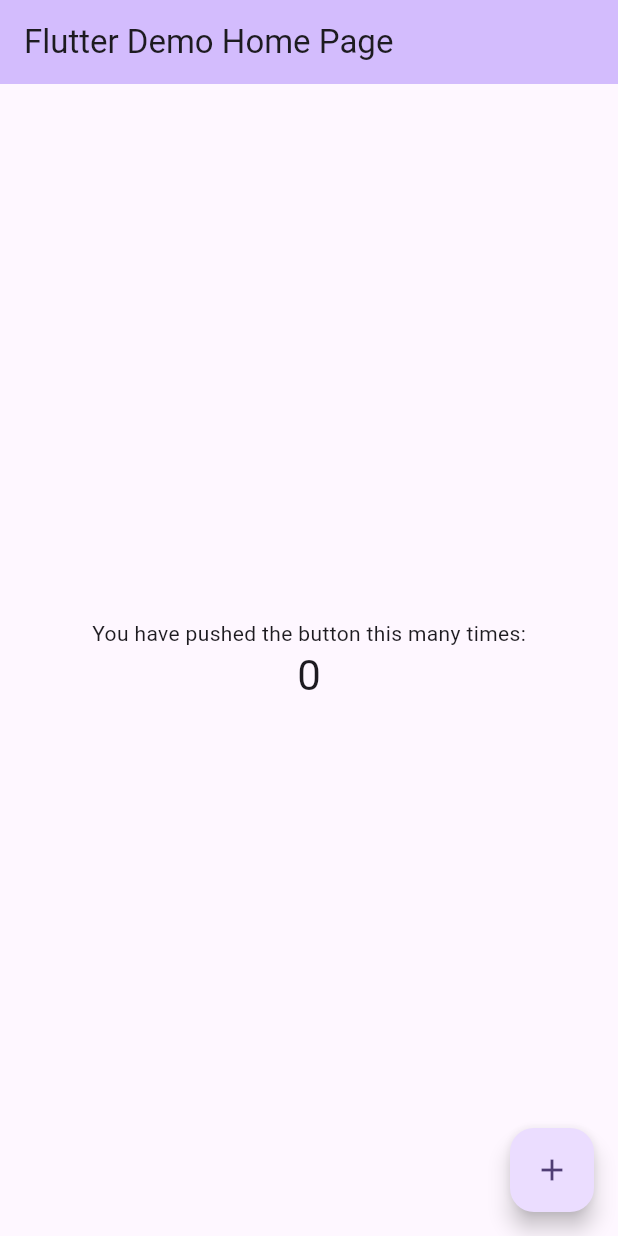
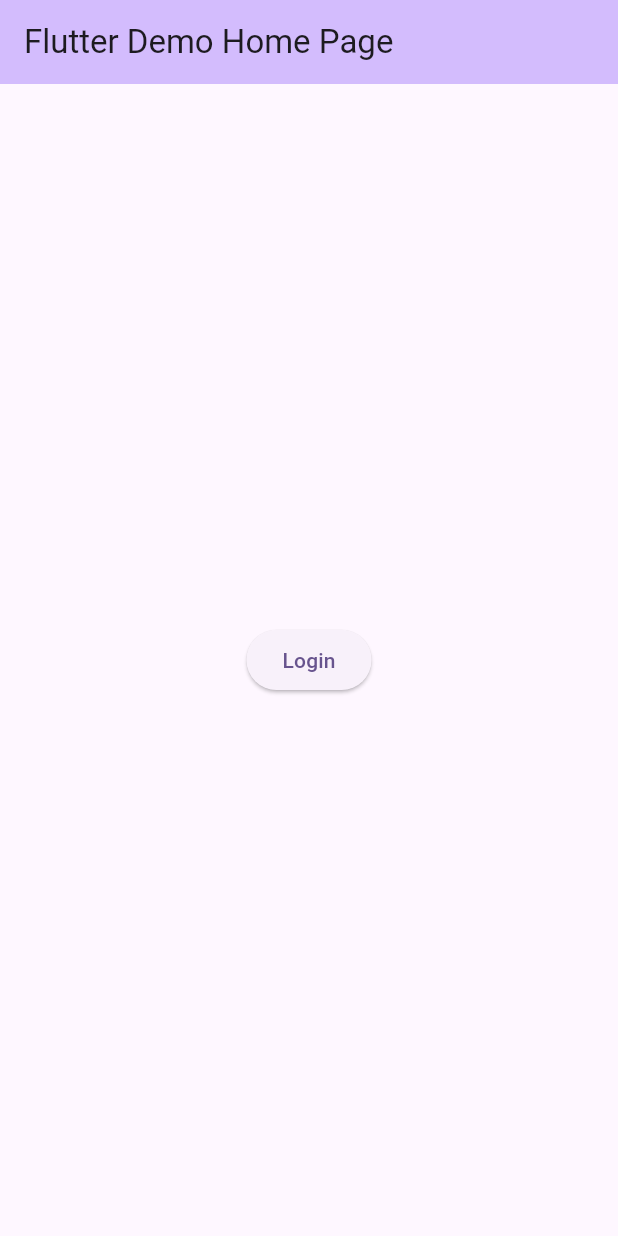
Before and after one commit to Nexever-Dev/nexever_social_auth, a Flutter app: the screen it shows after launch, on a phone screen of 412 x 824 dp. Run offline on Flutter 3.47's test engine with Material 3 defaults, Android fonts, the phone set to English and light mode, and no system bars; our stand-ins replace firebase_auth, google_sign_in, sign_in_with_apple; missing offline and left inert: flutter_facebook_auth; accounts and stored records are empty.

Commit message:
example added

```diff
--- a/example/lib/main.dart
+++ b/example/lib/main.dart
@@ -1,4 +1,33 @@
 import 'package:flutter/material.dart';
+import 'package:nexever_social_auth/nexever_social_auth.dart';
+import 'package:nexever_social_auth/social_login_functions/functions/apple_login.dart';
+import 'package:nexever_social_auth/social_login_functions/functions/facebook_login.dart';
+import 'package:nexever_social_auth/social_login_functions/functions/google_login.dart';
+import 'package:nexever_social_auth/social_login_functions/state/login_states.dart';
+
+class Authcontroller implements LoginState {
+  @override
+  void error(error) {
+    // TODO: implement error
+  }
+
+  @override
+  void success(UserCredential creds, String loginType) {
+    // TODO: implement success
+  }
+
+  googleLogin() {
+    LoginManager(loginMethod: GoogleLogin(), loginState: this);
+  }
+
+  faceBookLogin() {
+    LoginManager(loginMethod: FaceBookLogin(), loginState: this);
+  }
+
+  appleLogin() {
+    LoginManager(loginMethod: AppleLogin(), loginState: this);
+  }
+}
 
 void main() {
   runApp(const MyApp());
@@ -87,39 +116,11 @@ class _MyHomePageState extends State<MyHomePage> {
           title: Text(widget.title),
         ),
         body: Center(
-        // Center is a layout widget. It takes a single child and positions it
-        // in the middle of the parent.
-        child: Column(
-          // Column is also a layout widget. It takes a list of children and
-          // arranges them vertically. By default, it sizes itself to fit its
-          // children horizontally, and tries to be as tall as its parent.
-          //
-          // Column has various properties to control how it sizes itself and
-          // how it positions its children. Here we use mainAxisAlignment to
-          // center the children vertically; the main axis here is the vertical
-          // axis because Columns are vertical (the cross axis would be
-          // horizontal).
-          //
-          // TRY THIS: Invoke "debug painting" (choose the "Toggle Debug Paint"
-          // action in the IDE, or press "p" in the console), to see the
-          // wireframe for each widget.
-          mainAxisAlignment: MainAxisAlignment.center,
-          children: <Widget>[
-            const Text(
-              'You have pushed the button this many times:',
-            ),
-            Text(
-              '$_counter',
-              style: Theme.of(context).textTheme.headlineMedium,
-            ),
-          ],
-        ),
-      ),
-      floatingActionButton: FloatingActionButton(
-        onPressed: _incrementCounter,
-        tooltip: 'Increment',
-        child: const Icon(Icons.add),
-      ), // This trailing comma makes auto-formatting nicer for build methods.
-    );
+          child: ElevatedButton(
+              onPressed: () {
+                Authcontroller().googleLogin();
+              },
+              child: const Text('Login')),
+        ));
   }
 }
--- a/lib/social_login_functions/functions/facebook_login.dart
+++ b/lib/social_login_functions/functions/facebook_login.dart
@@ -45,7 +45,7 @@ class FaceBookLogin extends LoginMethod {
             "https://graph.facebook.com/v2.12/me?fields=name,picture.width(800).height(800),first_name,last_name,email&access_token=$accessToken"),
       );
       return FacebookAccountData.fromJson(jsonDecode(response.body));
-    } on TimeoutException catch (e, st) {
+    } on TimeoutException catch (e) {
       throw 'Time out';
     } catch (e, st) {
       logError(
--- a/lib/social_login_functions/functions/google_login.dart
+++ b/lib/social_login_functions/functions/google_login.dart
@@ -1,4 +1,3 @@
-import 'dart:io';
 import 'package:firebase_auth/firebase_auth.dart';
 import 'package:google_sign_in/google_sign_in.dart';
 import 'package:nexever_social_auth/social_login_functions/app_logs.dart';
--- a/lib/social_login_functions/model/facebook.dart
+++ b/lib/social_login_functions/model/facebook.dart
@@ -20,7 +20,8 @@ class FacebookAccountData {
   /// Creates a [FacebookAccountData] instance from a JSON object.
   FacebookAccountData.fromJson(Map<String, dynamic> json) {
     name = json['name'];
-    picture = json['picture'] != null ? Picture.fromJson(json['picture']) : null;
+    picture =
+        json['picture'] != null ? Picture.fromJson(json['picture']) : null;
     firstName = json['first_name'];
     lastName = json['last_name'];
     email = json['email'];
--- a/pubspec.yaml
+++ b/pubspec.yaml
@@ -1,7 +1,8 @@
 name: nexever_social_auth
 description: A Flutter plugin for integrating social login functionalities into your app.
-version: 0.0.1
-homepage:
+version: 0.0.2
+homepage: https://github.com/Nexever-Dev/nexever_social_auth/blob/main/example/lib/main.dart
+repository: https://github.com/Nexever-Dev/nexever_social_auth.git
 
 environment:
   sdk: '>=3.3.1 <4.0.0'
```
Also changed, not shown: example/lib/authController.dart (+10 -9 lines), lib/nexever_social_auth.dart (+3 -6 lines), lib/social_login_functions/app_logs.dart (line endings or trailing spaces), lib/social_login_functions/login_method.dart (indentation only), lib/social_login_functions/state/login_states.dart (indentation only), 3 other files. Lines whose indentation alone changed are shown as unchanged.
